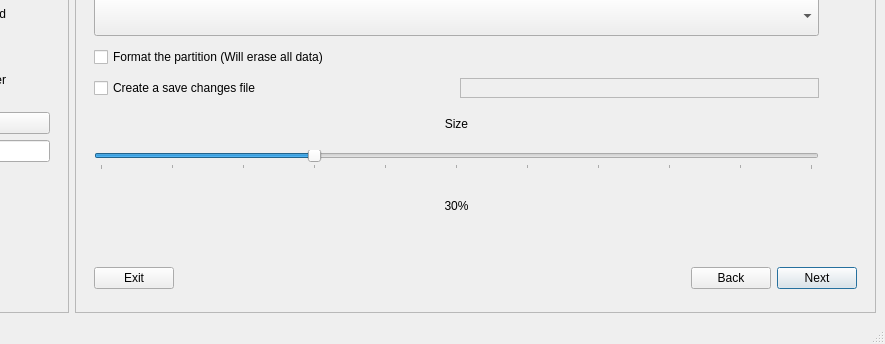
This is apps/instalador/instalador.ui in BackupTheBerlios/kademar-utils-svn as Qt 5 draws it before an edit; both pictures show x 160 to 1045 and y 375 to 719 of the 1045 by 719 pixel window. The edited form follows.
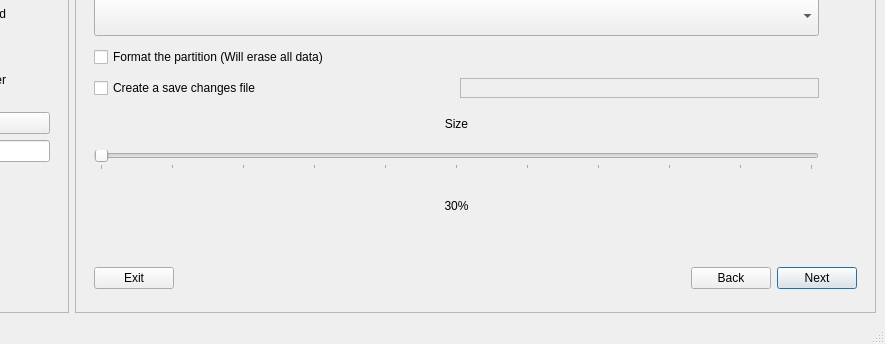
This is the edited form. Icons and pictures are not drawn.

Commit message: Developing the Nano part: Now detect size of kademar to install Percentage of persistent file now shown in % and mb Format checkbox fully usable Implementing showWarningMessage of different cases Size of partition on size slider now changes every time you check other partition

```diff
--- a/apps/instalador/instalador.ui
+++ b/apps/instalador/instalador.ui
@@ -3531,7 +3531,7 @@
                <number>0</number>
               </property>
               <property name="value">
-               <number>30</number>
+               <number>0</number>
               </property>
               <property name="orientation">
                <enum>Qt::Horizontal</enum>
```
The commit also changes 2 other files.
